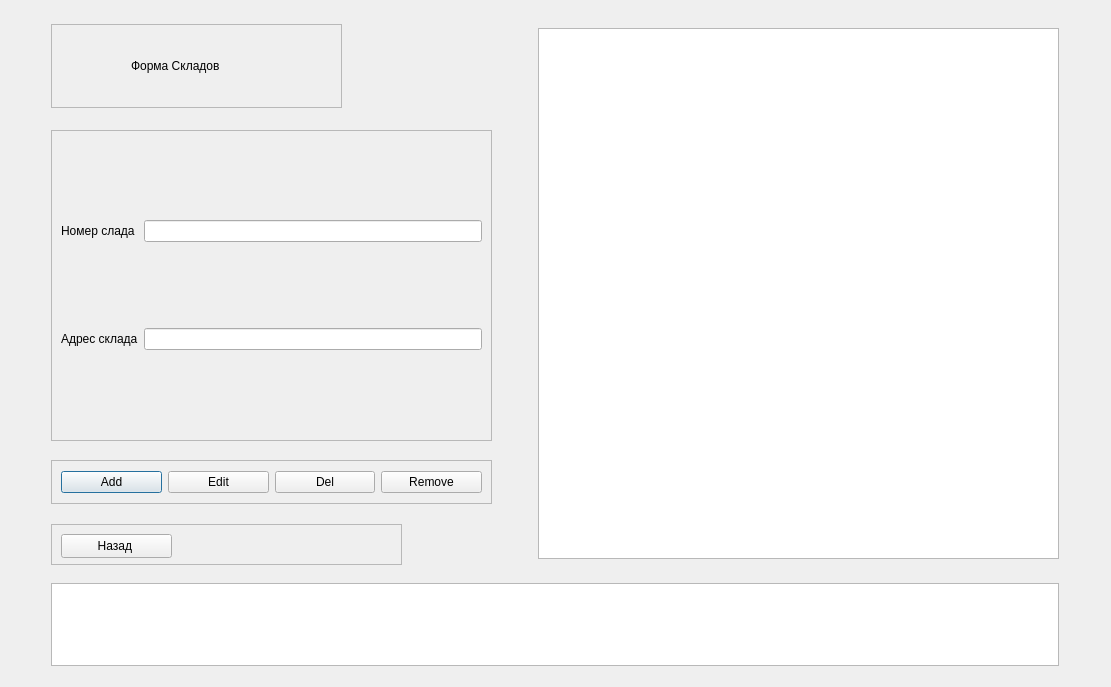
Old version of the form course2/stock.ui in the repository Sushakkk/Course-work-DB.
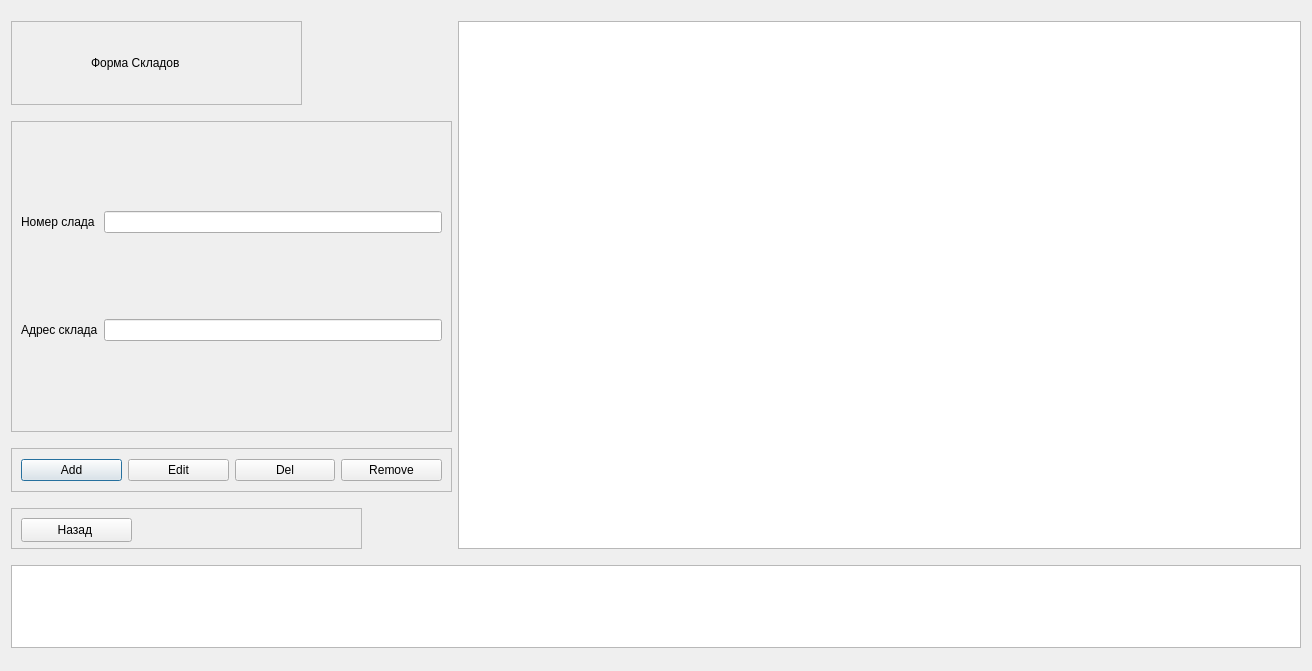
New version of the form. Icons and pictures are not drawn.

```diff
--- a/course2/stock.ui
+++ b/course2/stock.ui
@@ -6,8 +6,8 @@
    <rect>
     <x>0</x>
     <y>0</y>
-    <width>1111</width>
-    <height>687</height>
+    <width>1312</width>
+    <height>671</height>
    </rect>
   </property>
   <property name="windowTitle">
@@ -65,20 +65,7 @@
     </widget>
    </item>
    <item row="0" column="1" rowspan="4">
-    <widget class="QTableWidget" name="twOrg">
-     <property name="minimumSize">
-      <size>
-       <width>521</width>
-       <height>531</height>
-      </size>
-     </property>
-     <property name="maximumSize">
-      <size>
-       <width>521</width>
-       <height>531</height>
-      </size>
-     </property>
-    </widget>
+    <widget class="QTableWidget" name="twOrg"/>
    </item>
    <item row="1" column="0">
     <widget class="QFrame" name="frame">
```
